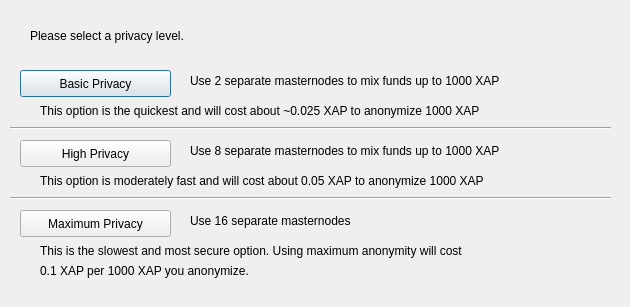
Before: the Qt Designer form src/qt/forms/darksendconfig.ui in Qwoyn/Qwoyn_MN, drawn with Qt 5.
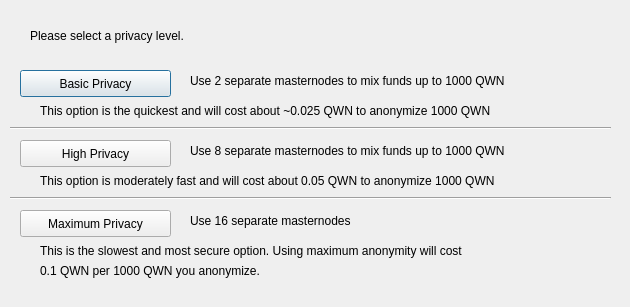
After: the same form once the commit is applied.

```diff
--- a/src/qt/forms/darksendconfig.ui
+++ b/src/qt/forms/darksendconfig.ui
@@ -75,7 +75,7 @@
     </rect>
    </property>
    <property name="text">
-    <string>Use 2 separate masternodes to mix funds up to 1000 XAP</string>
+    <string>Use 2 separate masternodes to mix funds up to 1000 QWN</string>
    </property>
   </widget>
   <widget class="QLabel" name="label_3">
@@ -88,7 +88,7 @@
     </rect>
    </property>
    <property name="text">
-    <string>Use 8 separate masternodes to mix funds up to 1000 XAP</string>
+    <string>Use 8 separate masternodes to mix funds up to 1000 QWN</string>
    </property>
   </widget>
   <widget class="QLabel" name="label_4">
@@ -114,7 +114,7 @@
     </rect>
    </property>
    <property name="text">
-    <string>This option is the quickest and will cost about ~0.025 XAP to anonymize 1000 XAP</string>
+    <string>This option is the quickest and will cost about ~0.025 QWN to anonymize 1000 QWN</string>
    </property>
   </widget>
   <widget class="QLabel" name="label_7">
@@ -127,7 +127,7 @@
     </rect>
    </property>
    <property name="text">
-    <string>This option is moderately fast and will cost about 0.05 XAP to anonymize 1000 XAP</string>
+    <string>This option is moderately fast and will cost about 0.05 QWN to anonymize 1000 QWN</string>
    </property>
   </widget>
   <widget class="QLabel" name="label_8">
@@ -153,7 +153,7 @@
     </rect>
    </property>
    <property name="text">
-    <string>0.1 XAP per 1000 XAP you anonymize.</string>
+    <string>0.1 QWN per 1000 QWN you anonymize.</string>
    </property>
   </widget>
   <widget class="Line" name="line">
```
